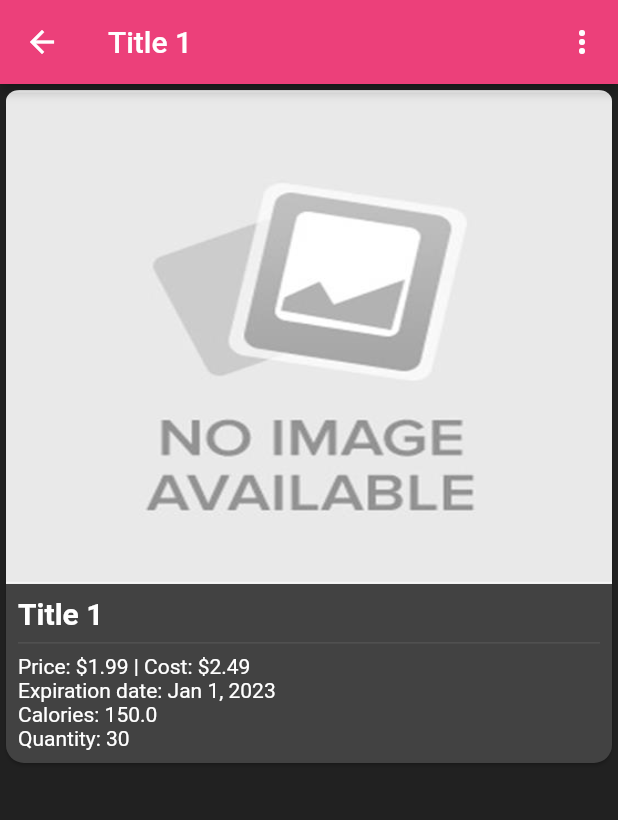
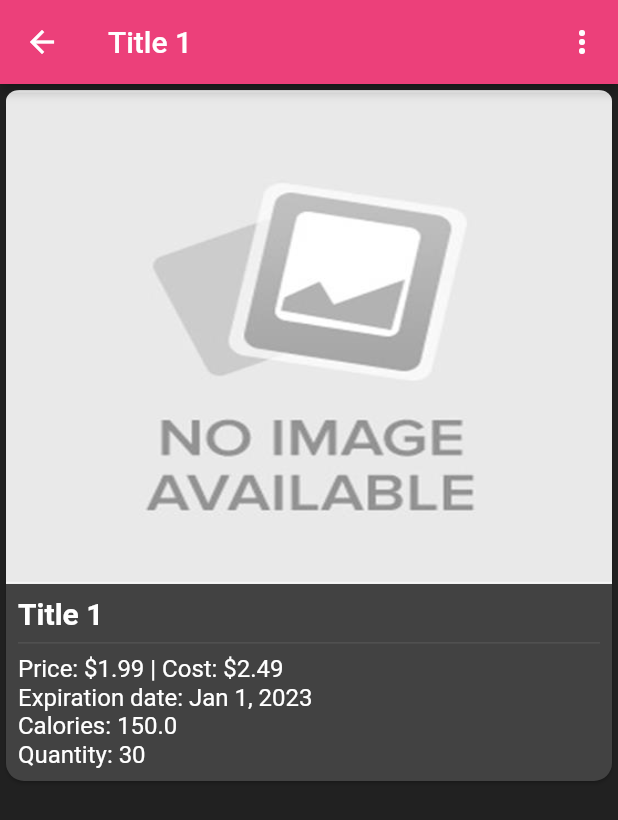
Before and after one commit to saulprl/candy_sun_web, a Flutter app: the ProductDetailsScreen screen opened directly with sample values from the repository, on a phone screen of 412 x 824 dp. Shown: the top 820 px of the screen. Run offline on Flutter 3.47's test engine with Material 2 defaults, Android fonts, the light colour scheme and no system bars; our stand-ins replace shared_preferences; accounts and stored records are empty.

Commit message:
Improved responsiveness

```diff
--- a/lib/screens/product_details_screen.dart
+++ b/lib/screens/product_details_screen.dart
@@ -20,15 +20,25 @@ class ProductDetailsScreen extends StatelessWidget {
           ),
         ),
         const Divider(),
-        Text('Price: \$${item.price} | Cost: \$${item.cost}'),
+        Text(
+          'Price: \$${item.price.toStringAsFixed(2)} | Cost: \$${item.cost.toStringAsFixed(2)}',
+          style: const TextStyle(fontSize: 16.0),
+        ),
         // const Divider(),
         Text(
           'Expiration date: ${DateFormat.yMMMd().format(item.expirationDate)}',
+          style: const TextStyle(fontSize: 16.0),
         ),
         // const Divider(),
-        Text('Calories: ${item.calories}'),
+        Text(
+          'Calories: ${item.calories}',
+          style: const TextStyle(fontSize: 16.0),
+        ),
         // const Divider(),
-        Text('Quantity: ${item.quantity}'),
+        Text(
+          'Quantity: ${item.quantity}',
+          style: const TextStyle(fontSize: 16.0),
+        ),
       ],
     );
   }
@@ -61,7 +71,10 @@ class ProductDetailsScreen extends StatelessWidget {
                 ),
               ),
               Padding(
-                padding: const EdgeInsets.only(left: 12.0),
+                padding: const EdgeInsets.only(
+                  top: 12.0,
+                  left: 12.0,
+                ),
                 child: _buildItemInfo(),
               ),
             ],
```
